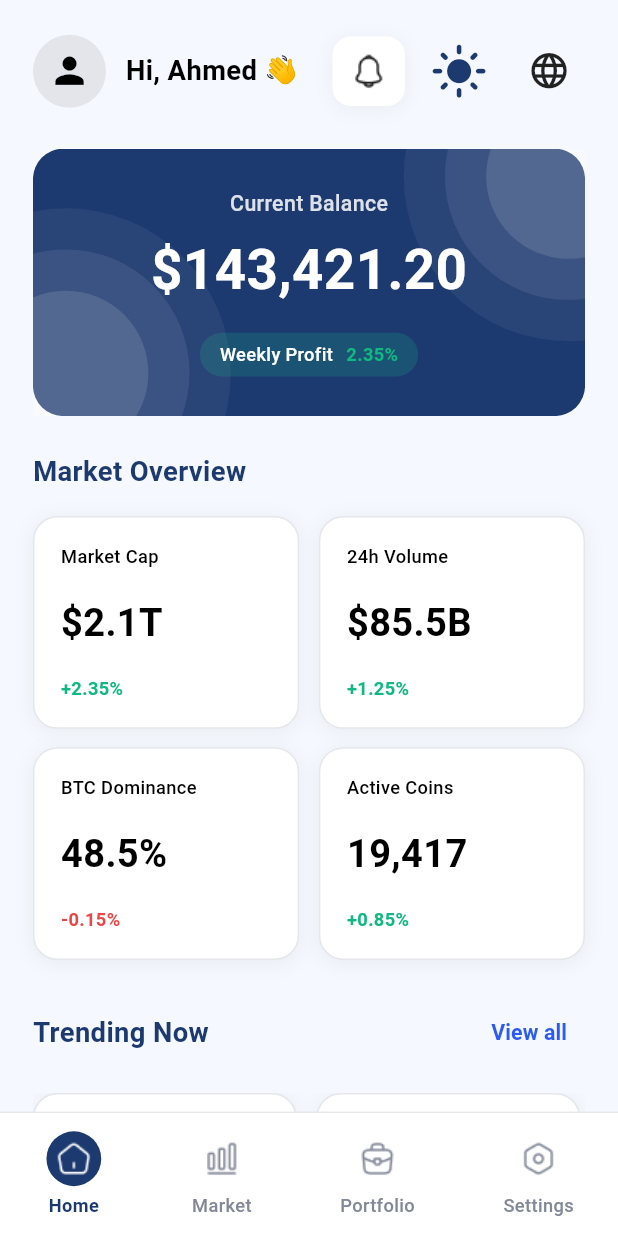
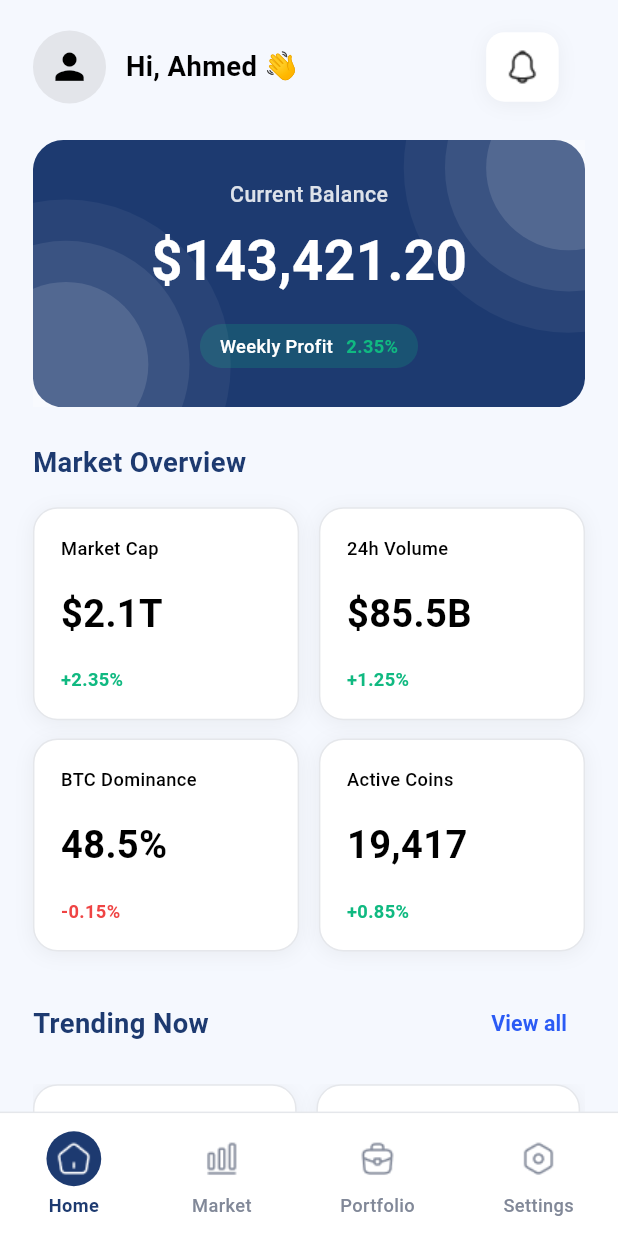
Before and after one commit to azzas7dawy/Fintech-App, a Flutter app: the screen it shows after launch, on a phone screen of 412 x 824 dp. Run offline on Flutter 3.47's test engine with Material 3 defaults, Android fonts, the phone set to English and light mode, and no system bars; our stand-ins replace cached_network_image, dio, easy_localization, fl_chart, flutter_bloc, flutter_screenutil and 6 more; missing offline and left inert: flutter_stripe; accounts and stored records are empty.

Commit message:
fix some bugs in buy cru=ypto screen

```diff
--- a/lib/features/home/ui/widget/app_bar_section.dart
+++ b/lib/features/home/ui/widget/app_bar_section.dart
@@ -48,9 +48,9 @@ class AppBarSection extends StatelessWidget {
         ),
 
         SizedBox(width: 8.w),
-        const IconForToggleMode(),
+        //const IconForToggleMode(),
         SizedBox(width: 8.w),
-        const LanguageToggleButton(),
+        //const LanguageToggleButton(),
       ],
     );
   }
--- a/lib/features/payment/presentation/pages/buy_screen.dart
+++ b/lib/features/payment/presentation/pages/buy_screen.dart
@@ -16,7 +16,7 @@ class BuyCryptoPage extends StatelessWidget {
     return Scaffold(
       backgroundColor: const Color.fromARGB(223, 247, 244, 244),
       appBar: AppBar(
-        backgroundColor: AppColors.neutral700,
+        backgroundColor: Colors.white,
         title: const Row(
           children: [
             Icon(Icons.arrow_back_ios, color: AppColors.primaryDark),
--- a/lib/features/payment/presentation/pages/payment_method_screen.dart
+++ b/lib/features/payment/presentation/pages/payment_method_screen.dart
@@ -123,13 +123,13 @@ class _PaymentMethodScreenState extends State<PaymentMethodScreen> {
                       buildCardTypeChip(
                         'VISA',
                         selected: true,
-                        logoImage: Image.asset('assets/images/Mask group.png'),
+                        logoImage: Image.asset('assets/images/Maskgroup.png'),
                       ),
                       const SizedBox(width: 12),
                       buildCardTypeChip(
                         '',
                         logoImage: Image.asset(
-                          'assets/images/Mastercard Logo.png',
+                          'assets/images/MastercardLogo.png',
                         ),
                       ),
                       const SizedBox(width: 12),
--- a/lib/features/payment/presentation/widgets/fee_row.dart
+++ b/lib/features/payment/presentation/widgets/fee_row.dart
@@ -30,7 +30,7 @@ class FeeRow extends StatelessWidget {
                           borderRadius: BorderRadius.circular(10),
                         ),
                         child: const Image(
-                          image: AssetImage('assets/images/Rectangle 897.png'),
+                          image: AssetImage('assets/images/Rectangle897.png'),
                         ),
                       ),
                       const SizedBox(width: 12),
```
Also changed, not shown: lib/features/payment/presentation/widgets/amount_card.dart (+3 -5 lines).
